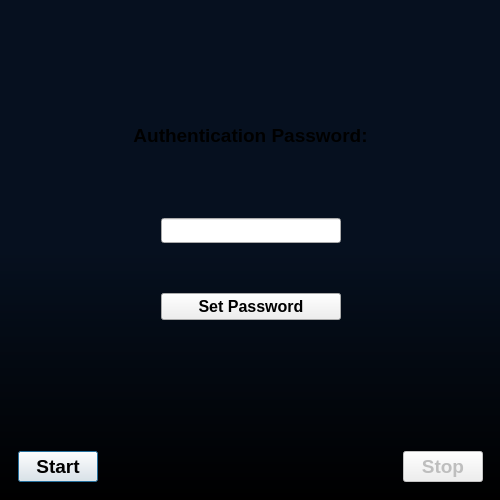
This is src/ui/MainWindow.ui in bitcap-co/bitcap-ipr as Qt 5 draws it before an edit. The edited form follows.
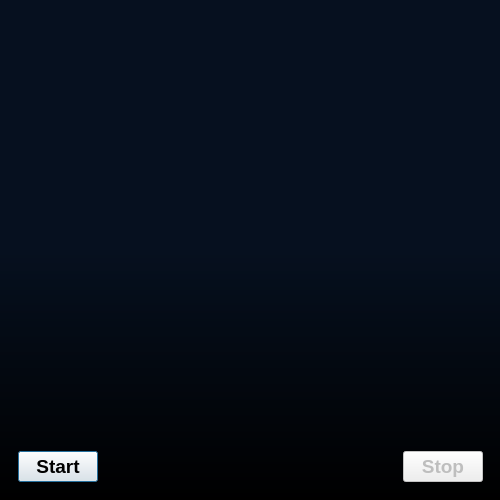
This is the edited form. The open tabs and pages were chosen to show the change.

Commit message: move set api passwd to new configuration view

Patch:
```diff
--- a/src/ui/MainWindow.ui
+++ b/src/ui/MainWindow.ui
@@ -188,128 +188,6 @@
          </item>
         </layout>
        </widget>
-       <widget class="QWidget" name="iprAPI">
-        <layout class="QVBoxLayout" name="verticalLayout_3">
-         <item>
-          <widget class="QLabel" name="label_3">
-           <property name="sizePolicy">
-            <sizepolicy hsizetype="Preferred" vsizetype="Fixed">
-             <horstretch>0</horstretch>
-             <verstretch>0</verstretch>
-            </sizepolicy>
-           </property>
-           <property name="minimumSize">
-            <size>
-             <width>260</width>
-             <height>30</height>
-            </size>
-           </property>
-           <property name="font">
-            <font>
-             <pointsize>14</pointsize>
-             <bold>true</bold>
-            </font>
-           </property>
-           <property name="text">
-            <string>Authentication Password:</string>
-           </property>
-           <property name="alignment">
-            <set>Qt::AlignCenter</set>
-           </property>
-           <property name="StyleClass" stdset="0">
-            <string>setText</string>
-           </property>
-          </widget>
-         </item>
-         <item>
-          <widget class="QWidget" name="hwrapper" native="true">
-           <layout class="QHBoxLayout" name="horizontalLayout">
-            <item>
-             <spacer name="horizontalSpacer_2">
-              <property name="orientation">
-               <enum>Qt::Horizontal</enum>
-              </property>
-              <property name="sizeHint" stdset="0">
-               <size>
-                <width>40</width>
-                <height>20</height>
-               </size>
-              </property>
-             </spacer>
-            </item>
-            <item>
-             <widget class="QWidget" name="inputIPRConfig" native="true">
-              <layout class="QVBoxLayout" name="verticalLayout_4">
-               <item>
-                <widget class="QLineEdit" name="linePasswdField">
-                 <property name="sizePolicy">
-                  <sizepolicy hsizetype="Preferred" vsizetype="Fixed">
-                   <horstretch>0</horstretch>
-                   <verstretch>0</verstretch>
-                  </sizepolicy>
-                 </property>
-                 <property name="minimumSize">
-                  <size>
-                   <width>180</width>
-                   <height>25</height>
-                  </size>
-                 </property>
-                 <property name="font">
-                  <font>
-                   <pointsize>10</pointsize>
-                  </font>
-                 </property>
-                 <property name="echoMode">
-                  <enum>QLineEdit::Password</enum>
-                 </property>
-                 <property name="alignment">
-                  <set>Qt::AlignLeading|Qt::AlignLeft|Qt::AlignVCenter</set>
-                 </property>
-                </widget>
-               </item>
-               <item>
-                <widget class="QPushButton" name="actionIPRSetPasswd">
-                 <property name="minimumSize">
-                  <size>
-                   <width>120</width>
-                   <height>25</height>
-                  </size>
-                 </property>
-                 <property name="font">
-                  <font>
-                   <pointsize>12</pointsize>
-                   <bold>true</bold>
-                  </font>
-                 </property>
-                 <property name="toolTip">
-                  <string>Set default Bitmain authentication password</string>
-                 </property>
-                 <property name="text">
-                  <string>Set Password</string>
-                 </property>
-                </widget>
-               </item>
-              </layout>
-             </widget>
-            </item>
-            <item>
-             <spacer name="horizontalSpacer_3">
-              <property name="orientation">
-               <enum>Qt::Horizontal</enum>
-              </property>
-              <property name="sizeHint" stdset="0">
-               <size>
-                <width>40</width>
-                <height>20</height>
-               </size>
-              </property>
-             </spacer>
-            </item>
-           </layout>
-          </widget>
-         </item>
-        </layout>
-       </widget>
        <widget class="QWidget" name="iprConfig">
         <layout class="QVBoxLayout" name="verticalLayout_2">
          <item>
@@ -418,16 +296,46 @@
            <property name="title">
             <string>API Settings</string>
            </property>
-           <layout class="QHBoxLayout" name="horizontalLayout_7">
+           <layout class="QHBoxLayout" name="horizontalLayout">
             <item>
-             <widget class="QPushButton" name="actionIPRShowAPI">
+             <widget class="QLabel" name="label_3">
               <property name="font">
                <font>
                 <pointsize>10</pointsize>
                </font>
               </property>
               <property name="text">
-               <string>Set API Password</string>
+               <string>Set API Password:</string>
+              </property>
+              <property name="StyleClass" stdset="0">
+               <string>setText</string>
+              </property>
+             </widget>
+            </item>
+            <item>
+             <widget class="QLineEdit" name="linePasswdField">
+              <property name="sizePolicy">
+               <sizepolicy hsizetype="Preferred" vsizetype="Fixed">
+                <horstretch>0</horstretch>
+                <verstretch>0</verstretch>
+               </sizepolicy>
+              </property>
+              <property name="minimumSize">
+               <size>
+                <width>180</width>
+                <height>25</height>
+               </size>
+              </property>
+              <property name="font">
+               <font>
+                <pointsize>10</pointsize>
+               </font>
+              </property>
+              <property name="echoMode">
+               <enum>QLineEdit::Password</enum>
+              </property>
+              <property name="alignment">
+               <set>Qt::AlignLeading|Qt::AlignLeft|Qt::AlignVCenter</set>
               </property>
              </widget>
             </item>
```
The commit also changes 2 other files.
